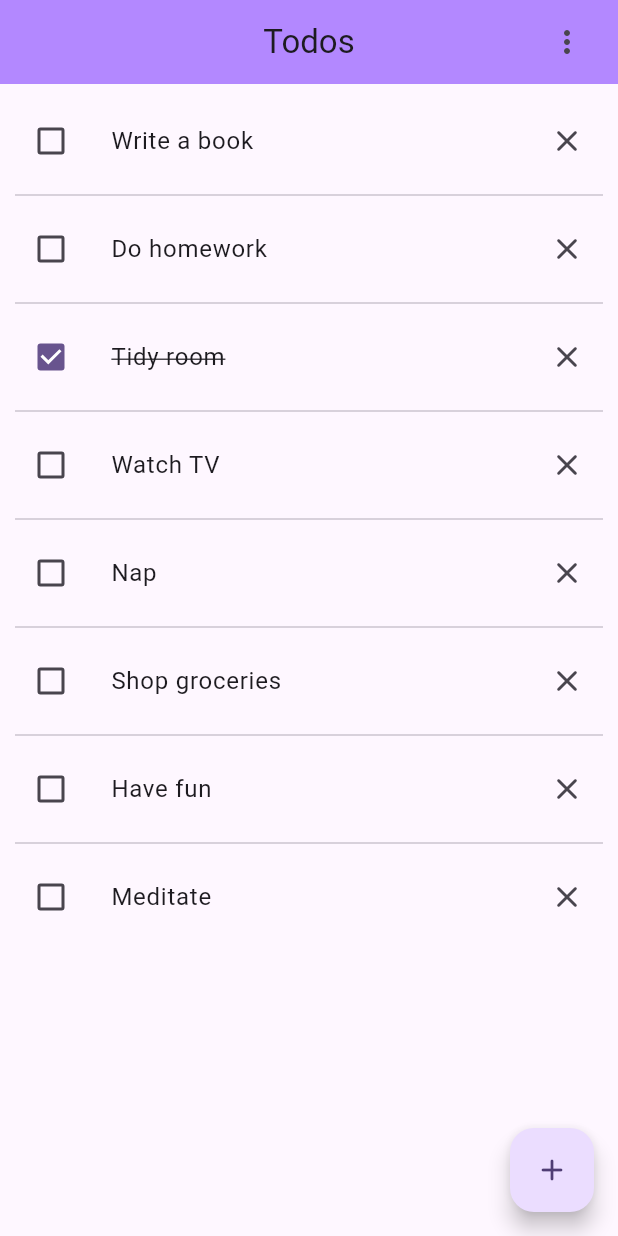
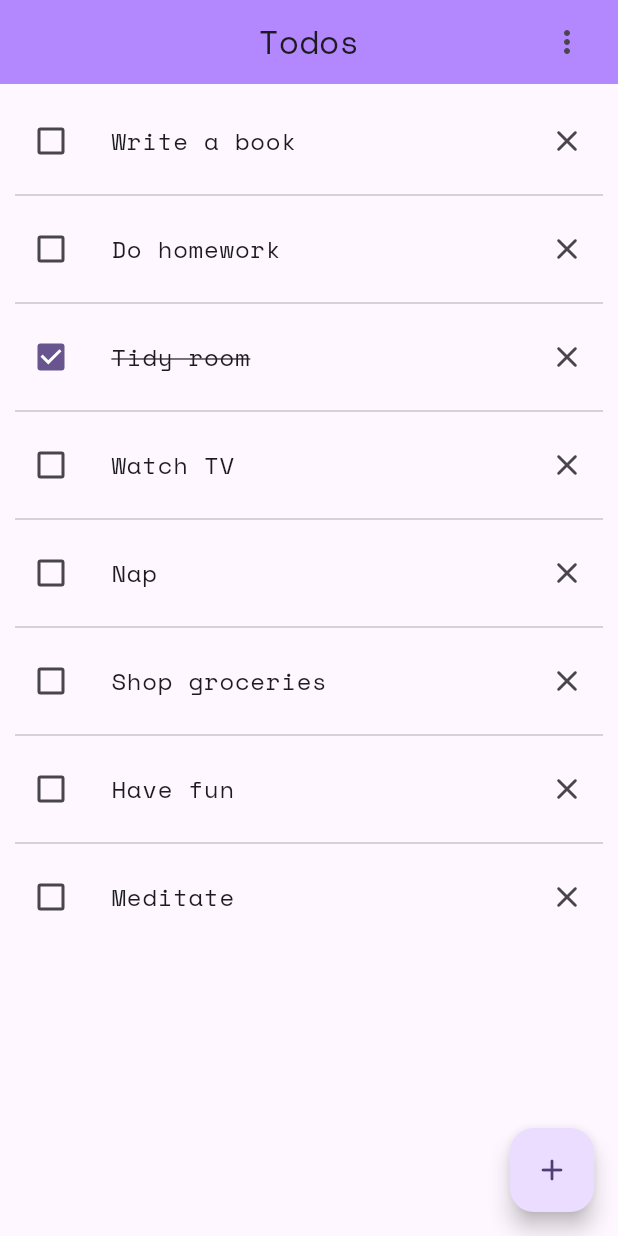
Before and after one commit to gu-tig333-ht24/gusneuza, a Flutter app: the screen it shows after launch, on a phone screen of 412 x 824 dp. Run offline on Flutter 3.47's test engine with Material 3 defaults, Android fonts, the phone set to English and light mode, and no system bars.

Commit message:
complete week 1 requirements

```diff
--- a/lib/src/core/constants/app_theme.dart
+++ b/lib/src/core/constants/app_theme.dart
@@ -5,6 +5,7 @@ class AppTheme {
 
   static ThemeData theme = ThemeData.light().copyWith(
     colorScheme: ColorScheme.fromSeed(seedColor: Colors.deepPurple),
+    textTheme: Typography().black.apply(fontFamily: "SpaceMono"),
     appBarTheme: AppBarTheme(
       backgroundColor: Colors.deepPurpleAccent.shade100,
       centerTitle: true,
```
